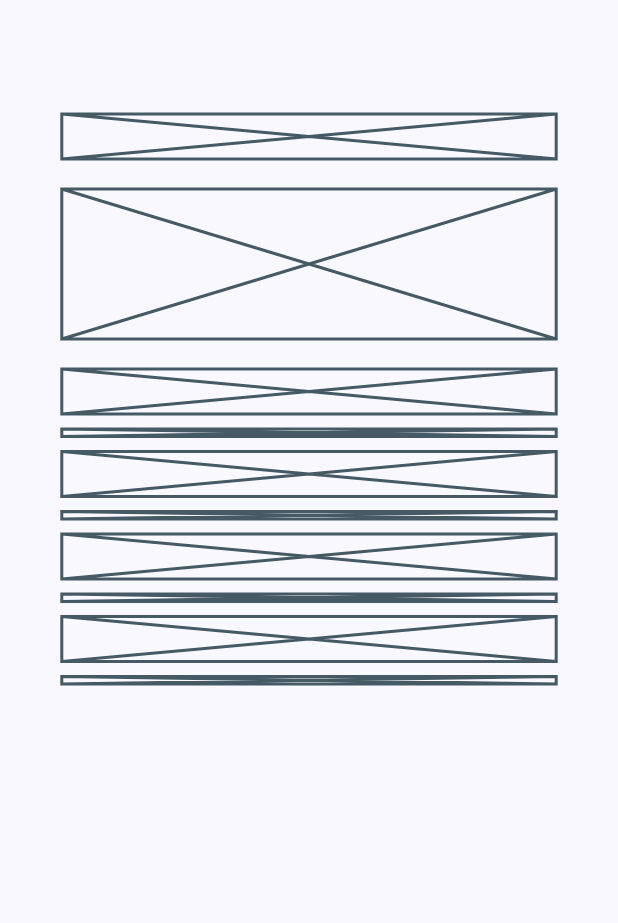
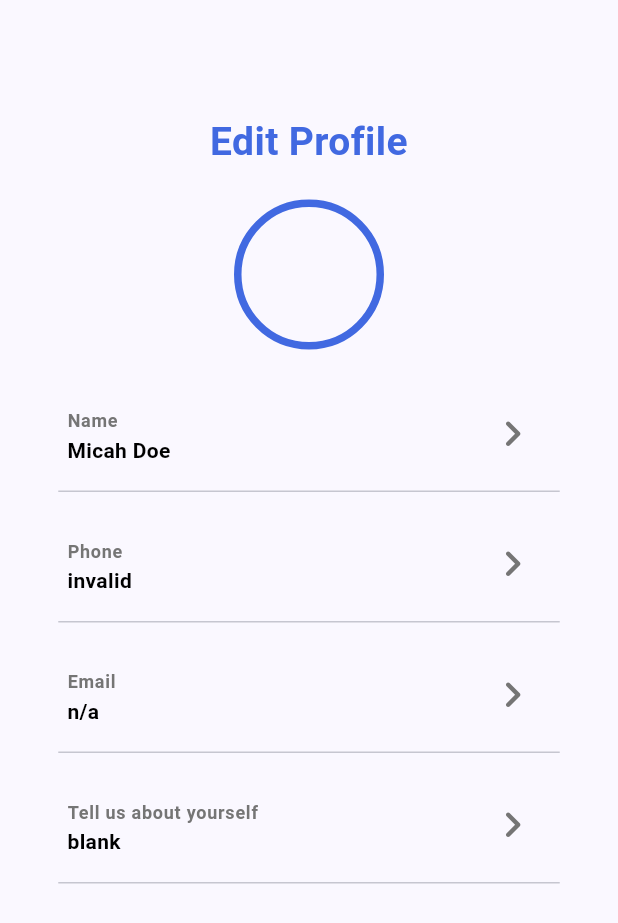
Before and after one commit to darylng154/app_geek_challenge, a Flutter app: the screen it shows after launch, on a phone screen of 412 x 824 dp. Shown: the top 923 px of the screen. Run offline on Flutter 3.47's test engine with Material 3 defaults, Android fonts, the phone set to English and light mode, and no system bars.

Commit message:
replaced wireframes with widgets + changed profile_screen from stateful -> stateless widget

```diff
--- a/lib/config.dart
+++ b/lib/config.dart
@@ -1,29 +1,57 @@
 import 'package:flutter/material.dart';
 
+// read only file that configurates settings on widgets of the Profile Screen
 class Config
 {
   // Material App Settings
-  final String _appTitle = "Home Screen";
   final Color _themeColor = const Color.fromARGB(255, 65, 105, 225);
 
-  String get appTitle => _appTitle;
   Color get themeColor => _themeColor;
 
 
   // Profile Screen Settings
-  // List View's Horizontal Padding to 10% of screen width
-  final double _listViewPaddingPerc = 10;
+  // List View's Horizontal Padding to 7% of screen width
+  final double _listViewPaddingPerc = 0.07;
+
+
+  // Profile Name & Pic
   final double _profilePadding = 20;
+  final double _profileNameSize = 26;
 
   double get listViewPaddingPerc => _listViewPaddingPerc;
   double get profilePadding => _profilePadding;
+  double get profileNameSize => _profileNameSize;
+
 
   // Profile Tile Settings
   // Bottom Padding of each Tile
   final double _profileTilePadding = 10;
+  final double _profileTileTitleFontSize = 12;
+  final FontWeight _profileTileFontWeight = FontWeight.bold;
+  final Color _profileTileColor = Colors.grey.shade600;
+  final double _profileTileSubtitleFontSize = 14;
+  final Color _profileTileSubtileFontColor = Colors.black;
+  final IconData _profileTitleIcon = Icons.navigate_next_rounded;
+  final double _profileTileIconSize = 35;
+
+  double get profileTilePadding => _profileTilePadding;
+  double get profileTileTitleFontSize => _profileTileTitleFontSize;
+  FontWeight get profileTileFontWeight => _profileTileFontWeight;
+  Color get profileTileColor => _profileTileColor;
+  double get profileTileSubtitleFontSize => _profileTileSubtitleFontSize;
+  Color get profileTileSubtileFontColor => _profileTileSubtileFontColor;
+  IconData get profileTitleIcon => _profileTitleIcon;
+  double get profileTileIconSize => _profileTileIconSize;
+  // Color get profileTileIconColor => _profileTileIconColor;
 
 
+  //Divider
+  final double _profileDividerSize = 5;
+  final double _profileDividerIndent = 10;
+  final double _profileDividerEndIndent = 10;
 
-  double get profileTilePadding => _profileTilePadding;
+  double get profileDividerSize => _profileDividerSize;
+  double get profileDividerIndent => _profileDividerIndent;
+  double get profileDividerEndIndent => _profileDividerEndIndent;
 
 }
--- a/lib/main.dart
+++ b/lib/main.dart
@@ -13,12 +13,19 @@ class MyApp extends StatelessWidget {
   @override
   Widget build(BuildContext context) {
     return MaterialApp(
-      title: Config().appTitle,
+      title: "Home Screen",
       theme: ThemeData(
         colorScheme: ColorScheme.fromSeed(seedColor: Config().themeColor),
         useMaterial3: true,
       ),
-      home: const ProfileScreen(),
+      home: ProfileScreen
+      (
+        firstName: "Micah",
+        lastName: "Doe",
+        phone: "invalid",
+        email: "n/a",
+        about: "blank"
+      ),
     );
   }
 }
--- a/lib/presentation/screens/profile_screen.dart
+++ b/lib/presentation/screens/profile_screen.dart
@@ -1,15 +1,153 @@
-import 'package:coding_challenge/presentation/screens/profile_screen_state.dart';
+import 'package:coding_challenge/config.dart';
+// import 'package:coding_challenge/presentation/screens/profile_screen.dart';
+import 'package:coding_challenge/presentation/widgets/profile_title.dart';
 import 'package:flutter/material.dart';
 
-class ProfileScreen extends StatefulWidget
+class ProfileScreen extends StatelessWidget
 {
-  const ProfileScreen
+  String firstName;
+  String lastName;
+  String phone;
+  String email;
+  String about;
+
+  ProfileScreen
   (
     {
       Key? key,
+      required this.firstName,
+      required this.lastName,
+      required this.phone,
+      required this.email,
+      required this.about,
     }
   ): super(key: key);
 
   @override
-  State<ProfileScreen> createState() => ProfileScreenState();
+  Widget build(BuildContext context)
+  {
+    Config config = Config();
+
+    return Scaffold
+    (
+      appBar: AppBar(),
+      body: Center
+      (
+        child: ListView
+        (
+          padding: EdgeInsets.symmetric(horizontal: MediaQuery.of(context).size.width * config.listViewPaddingPerc),
+          children: <Widget>
+          [
+            // Profile Screen Top Padding box
+            SizedBox
+            (
+              height: config.profilePadding,
+            ),
+
+            // Profile Name Widget
+            profileName(config),
+
+            // Profile Name Bottom Padding box
+            SizedBox
+            (
+              height: config.profilePadding,
+            ),
+
+            // Profile Pic Widget
+            profilePic(config),
+
+            // Profile Pic Bottom Padding box
+            SizedBox
+            (
+              height: config.profilePadding,
+            ),
+
+            // Profile Column Tiles Widget
+            profileColTiles(config),
+
+            // Profile Screen Bottom Padding box
+            SizedBox
+            (
+              height: config.profilePadding,
+            ),
+          ]
+        ),
+      ),
+    );
+  }
+
+  Widget profileName(Config config)
+  {
+    return Text
+    (
+      "Edit Profile",
+      textAlign: TextAlign.center,
+      style: TextStyle
+      (
+        fontSize: config.profileNameSize,
+        fontWeight: FontWeight.bold,
+        color: config.themeColor
+      ),
+    );
+  }
+
+  Widget profilePic(Config config)
+  {
+    return Container
+    (
+      width: 100,
+      height: 100,
+      alignment: Alignment.center,
+      decoration: BoxDecoration
+      (
+        shape: BoxShape.circle,
+        border: Border.all
+        (
+          width: 5,
+          color: config.themeColor,
+        ),
+      ),
+    );
+  }
+
+  Widget profileColTiles(Config config)
+  {
+    return Column
+    (
+      children:
+      [
+        // name
+        ProfileTile
+        (
+          title: "Name",
+          subtitle: "$firstName $lastName",
+          trailing: "",
+        ),
+
+        // phone
+        ProfileTile
+        (
+          title: "Phone",
+          subtitle: phone,
+          trailing: "",
+        ),
+
+        // email
+        ProfileTile
+        (
+          title: "Email",
+          subtitle: email,
+          trailing: "",
+        ),
+
+        // tell us about yourself
+        ProfileTile
+        (
+          title: "Tell us about yourself",
+          subtitle: about,
+          trailing: "",
+        ),
+      ],
+    );
+  }
 }
--- a/lib/presentation/screens/profile_screen_state.dart
+++ /dev/null
@@ -1,77 +0,0 @@
-import 'package:coding_challenge/config.dart';
-import 'package:coding_challenge/presentation/screens/profile_screen.dart';
-import 'package:coding_challenge/presentation/widgets/profile_title.dart';
-import 'package:flutter/material.dart';
-
-class ProfileScreenState extends State<ProfileScreen>
-{
-  @override
-  Widget build(BuildContext context)
-  {
-    return Scaffold
-    (
-      appBar: AppBar(),
-      body: Center
-      (
-        child: ListView
-        (
-          padding: EdgeInsets.symmetric(horizontal: MediaQuery.of(context).size.width / Config().listViewPaddingPerc),
-          children: <Widget>
-          [
-            // temp Profile Name Top Padding box
-            SizedBox
-            (
-              height: Config().profilePadding,
-            ),
-
-            // profile name
-            const Center
-            (
-              child: Placeholder
-              (
-                fallbackHeight: 30,
-              ),
-            ),
-
-            // temp Profile Name Bottom Padding box
-            SizedBox
-            (
-              height: Config().profilePadding,
-            ),
-
-            // profile pic
-            const Center
-            (
-              child: Placeholder
-              (
-                fallbackHeight: 100,
-              ),
-            ),
-
-            // temp Profile Pic Bottom Padding box
-            SizedBox
-            (
-              height: Config().profilePadding,
-            ),
-
-            const Column
-            (
-              children:
-              [
-                // name
-                ProfileTile(),
-                // phone
-                ProfileTile(),
-                // email
-                ProfileTile(),
-                // tell us about yourself
-                ProfileTile(),
-              ],
-            ),
-
-          ]
-        ),
-      ),
-    );
-  }
-}
--- a/lib/presentation/widgets/profile_title.dart
+++ b/lib/presentation/widgets/profile_title.dart
@@ -3,41 +3,84 @@ import 'package:flutter/material.dart';
 
 class ProfileTile extends StatelessWidget
 {
-  const ProfileTile
+  String title;
+  String subtitle;
+  String trailing;
+
+  ProfileTile
   (
     {
       Key? key,
+      required this.title,
+      required this.subtitle,
+      required this.trailing,
     }
   ): super(key: key);
-
 
   @override
   Widget build(BuildContext context)
   {
+    Config config = Config();
+
     return Container
     (
-      padding: EdgeInsets.only(bottom: Config().profileTilePadding),
+      padding: EdgeInsets.only(bottom: config.profileTilePadding),
       child: Column
       (
         children:
         [
           // list tile
-          Container
-          (
-            padding: EdgeInsets.only(bottom: Config().profileTilePadding),
-            child: const Placeholder
-            (
-              fallbackHeight: 30,
-            ),
-          ),
+          listTile(config),
 
           // divider
-          const Placeholder
-          (
-            fallbackHeight: 5,
-          )
+          divider(config),
         ],
       )
     );
   }
+
+  Widget listTile(Config config)
+  {
+    return ListTile
+    (
+      title: Text
+      (
+        title,
+        style: TextStyle
+        (
+          fontSize: config.profileTileTitleFontSize,
+          fontWeight: config.profileTileFontWeight,
+          color: config.profileTileColor,
+        ),
+      ),
+
+      subtitle: Text
+      (
+        subtitle,
+        style: TextStyle
+        (
+          fontSize: config.profileTileSubtitleFontSize,
+          fontWeight: config.profileTileFontWeight,
+          color: config.profileTileSubtileFontColor,
+        ),
+      ),
+
+      trailing: Icon
+      (
+        config.profileTitleIcon,
+        size: config.profileTileIconSize,
+        color: config.profileTileColor,
+      ),
+    );
+  }
+
+  Widget divider(Config config)
+  {
+    return Divider
+    (
+      height: config.profileDividerSize,
+      indent: config.profileDividerIndent,
+      endIndent: config.profileDividerEndIndent,
+    );
+  }
 }
```
Also changed, not shown: assets/profile_pic.webp (added).
